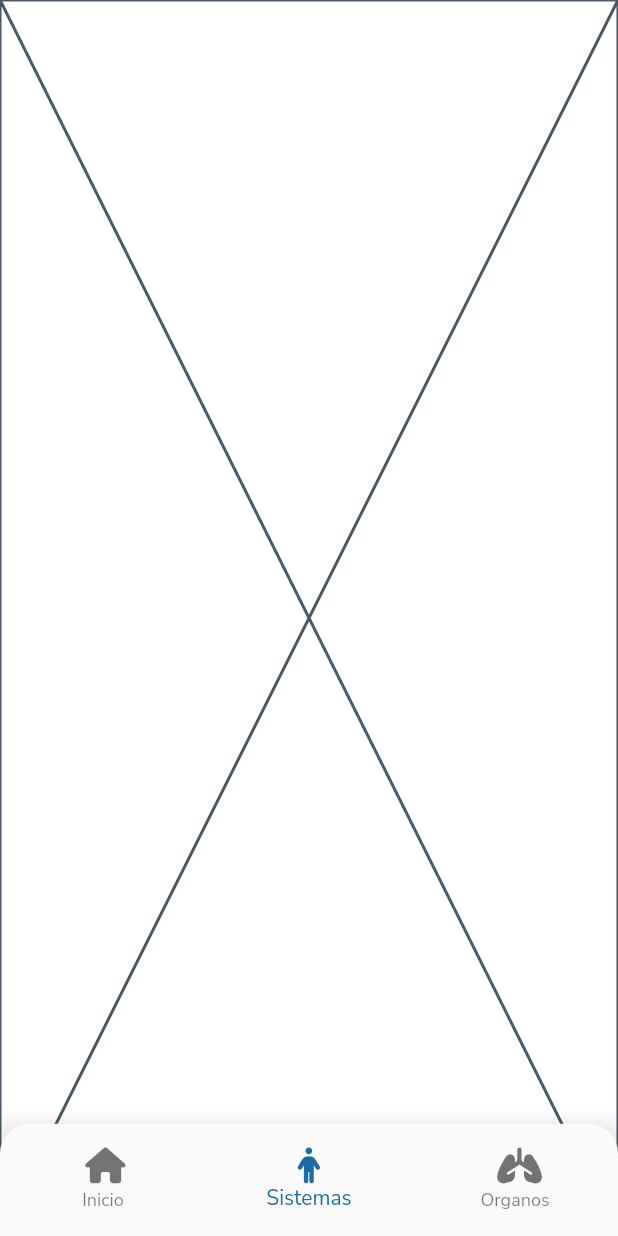
After one commit to PRY20220262/augmented_anatomy, a Flutter app: the MainMenu screen opened by its route, item 2 of the bottom bar chosen, on a phone screen of 412 x 824 dp. The commit adds this screen. Run offline on Flutter 3.47's test engine with Material 2 defaults, Android fonts, the phone set to English and light mode, and no system bars; our stand-ins replace connectivity, flutter_secure_storage, flutter_spinkit, font_awesome_flutter; missing offline and left inert: arcore_flutter_plugin; accounts and stored records are empty; network calls fail.

Commit message:
Agregado navegación en la vista principal

```diff
--- a/lib/main.dart
+++ b/lib/main.dart
@@ -4,6 +4,7 @@ import 'package:augmented_anatomy/pages/auth/request_pin.dart';
 import 'package:augmented_anatomy/pages/auth/splash_screen.dart';
 import 'package:augmented_anatomy/pages/auth/update_password.dart';
 import 'package:augmented_anatomy/pages/auth/validate_pin.dart';
+import 'package:augmented_anatomy/pages/home/main_menu.dart';
 import 'package:augmented_anatomy/pages/profile/change_password.dart';
 import 'package:augmented_anatomy/utils/theme.dart';
 import 'package:flutter/material.dart';
@@ -35,6 +36,7 @@ class AugmentedAnatomy extends StatelessWidget {
         '/validate-pin': (context) => ValidatePin(),
         '/update-password': (context) => UpdatePassword(),
         '/change-password': (context) => ChangePassword(),
+        '/home': (context) => const MainMenu()
       },
     );
   }
--- a/lib/pages/auth/login.dart
+++ b/lib/pages/auth/login.dart
@@ -34,7 +34,11 @@ class _LoginState extends State<Login> {
     });
     if (isLoggedIn) {
       print("sesion inicada");
-      //Navigator.pushNamed(context, '/register');
+      Navigator.pushNamedAndRemoveUntil(
+        context,
+        '/home',
+            (Route<dynamic> route) => false,
+      );
     } else {
       setState(() {
         isLogin = false;
--- a/lib/pages/auth/register.dart
+++ b/lib/pages/auth/register.dart
@@ -51,11 +51,11 @@ class _RegisterState extends State<Register> {
           setState(() {
             manageResult = SnackType.success;
           });
-          /*Navigator.pushNamedAndRemoveUntil(
+          Navigator.pushNamedAndRemoveUntil(
           context,
           '/home',
               (Route<dynamic> route) => false,
-        );*/
+          );
         } else {
           setState(() {
             manageResult = SnackType.error;
--- /dev/null
+++ b/lib/pages/home/main_menu.dart
@@ -0,0 +1,76 @@
+import 'package:augmented_anatomy/pages/home/organs.dart';
+import 'package:augmented_anatomy/pages/home/systems.dart';
+import 'package:augmented_anatomy/utils/augmented_anatomy_colors.dart';
+import 'package:flutter/material.dart';
+import 'package:font_awesome_flutter/font_awesome_flutter.dart';
+
+import 'home.dart';
+
+class MainMenu extends StatefulWidget {
+  const MainMenu({Key? key}) : super(key: key);
+
+  @override
+  State<MainMenu> createState() => _MainMenuState();
+}
+
+class _MainMenuState extends State<MainMenu> {
+
+  int _selectedIndex = 0;
+  final tabs = [
+    Home(),
+    Systems(),
+    Organs()
+  ];
+  final List<BottomNavigationBarItem> _bottomNavigationBarItems = [
+    const BottomNavigationBarItem(
+      icon: Icon(FontAwesomeIcons.house),
+      label: 'Inicio',
+    ),
+    const BottomNavigationBarItem(
+      icon: Icon(FontAwesomeIcons.person),
+      label: 'Sistemas',
+    ),
+    const BottomNavigationBarItem(
+      icon: Icon(FontAwesomeIcons.lungs),
+      label: 'Organos',
+    ),
+  ];
+
+  @override
+  Widget build(BuildContext context) {
+    return Scaffold(
+        backgroundColor: Colors.transparent,
+        extendBody: true,
+        body: Center(
+          child: tabs[_selectedIndex],
+        ),
+        bottomNavigationBar: Container(
+            height: 75,
+            decoration: const BoxDecoration(
+              borderRadius: BorderRadius.only(
+                  topRight: Radius.circular(5), topLeft: Radius.circular(5)
+              ),
+              boxShadow: [
+                BoxShadow(color: Colors.black12, spreadRadius: 0, blurRadius: 10),
+              ],
+            ),
+            child: ClipRRect(
+              borderRadius: const BorderRadius.only(
+                topLeft: Radius.circular(20.0),
+              topRight: Radius.circular(20.0),
+            ),
+              child: BottomNavigationBar(
+                items: _bottomNavigationBarItems,
+                currentIndex: _selectedIndex,
+                onTap: (int index) {
+                  setState(() {
+                    _selectedIndex = index;
+                  });
+                  },
+                selectedItemColor: AAColors.blue,
+              ),
+            )
+        )
+    );
+  }
+}
--- /dev/null
+++ b/lib/pages/home/systems.dart
@@ -0,0 +1,15 @@
+import 'package:flutter/cupertino.dart';
+
+class Systems extends StatefulWidget {
+  const Systems({Key? key}) : super(key: key);
+
+  @override
+  State<Systems> createState() => _SystemsState();
+}
+
+class _SystemsState extends State<Systems> {
+  @override
+  Widget build(BuildContext context) {
+    return const Placeholder();
+  }
+}
```
Also changed, not shown: lib/pages/home/home.dart (added, +21 -0 lines), lib/pages/home/organs.dart (added, +15 -0 lines), pubspec.lock.
